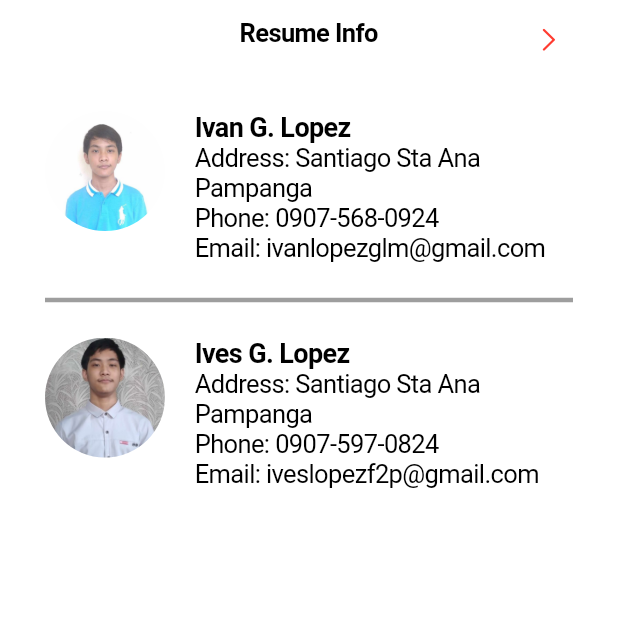
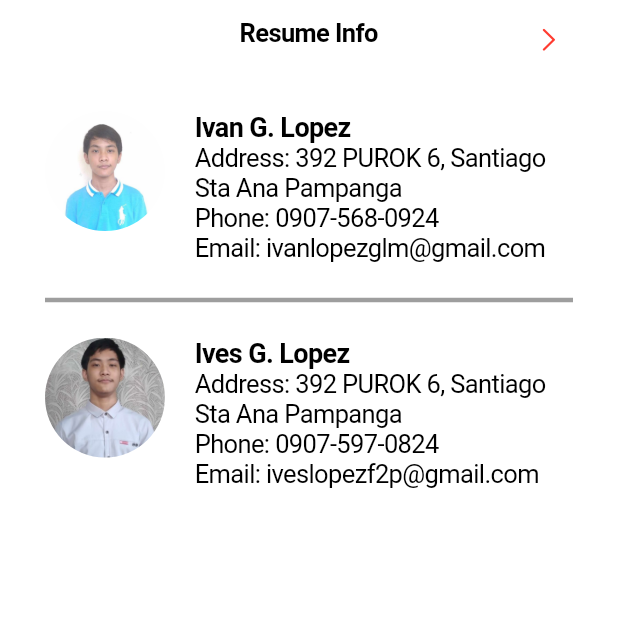
Before and after one commit to Ives-Lopez/pops, a Flutter app: the screen it shows after launch, on a phone screen of 412 x 824 dp, the top half of it. Run offline on Flutter 3.47's test engine with Material 3 defaults, Android fonts, the phone set to English and light mode, and no system bars.

Commit message:
2nd commit

```diff
--- a/lib/main.dart
+++ b/lib/main.dart
@@ -80,7 +80,7 @@ class _MyAppState extends State<MyApp> {
               _buildContactInfo(
                 imagePath: 'images/ivan.jpg',
                 name: 'Ivan G. Lopez',
-                address: 'Santiago Sta Ana Pampanga',
+                address: '392 PUROK 6, Santiago Sta Ana Pampanga',
                 phoneNumber: '0907-568-0924',
                 email: 'ivanlopezglm@gmail.com',
               ),
@@ -92,7 +92,7 @@ class _MyAppState extends State<MyApp> {
               _buildContactInfo(
                 imagePath: 'images/ives.jpg',
                 name: 'Ives G. Lopez',
-                address: 'Santiago Sta Ana Pampanga',
+                address: '392 PUROK 6, Santiago Sta Ana Pampanga',
                 phoneNumber: '0907-597-0824',
                 email: 'iveslopezf2p@gmail.com',
               ),
```
Also changed, not shown: pubspec.lock.
